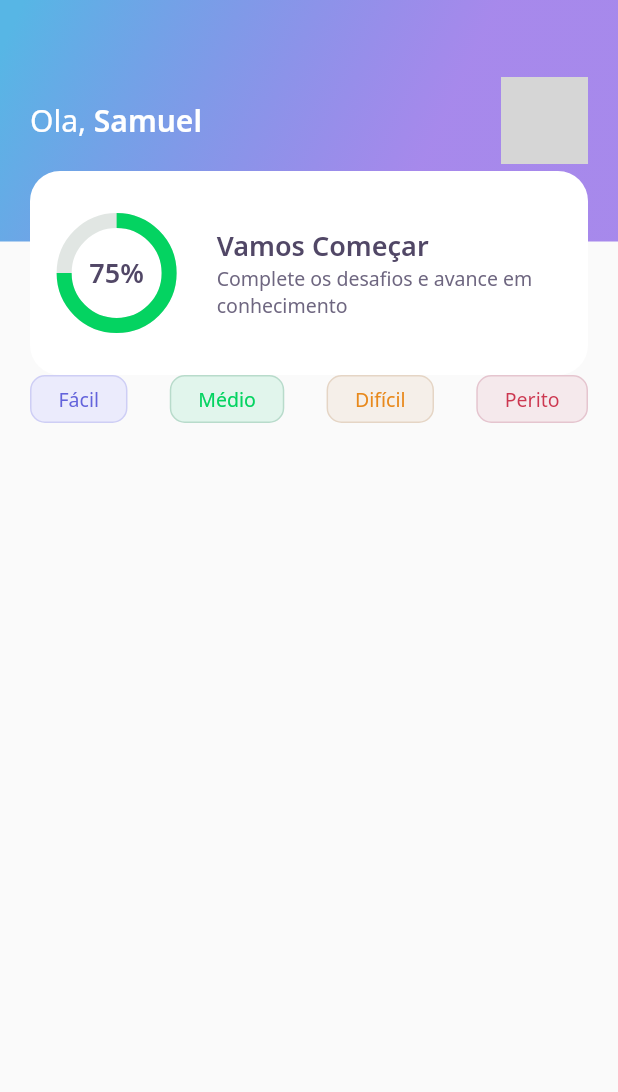
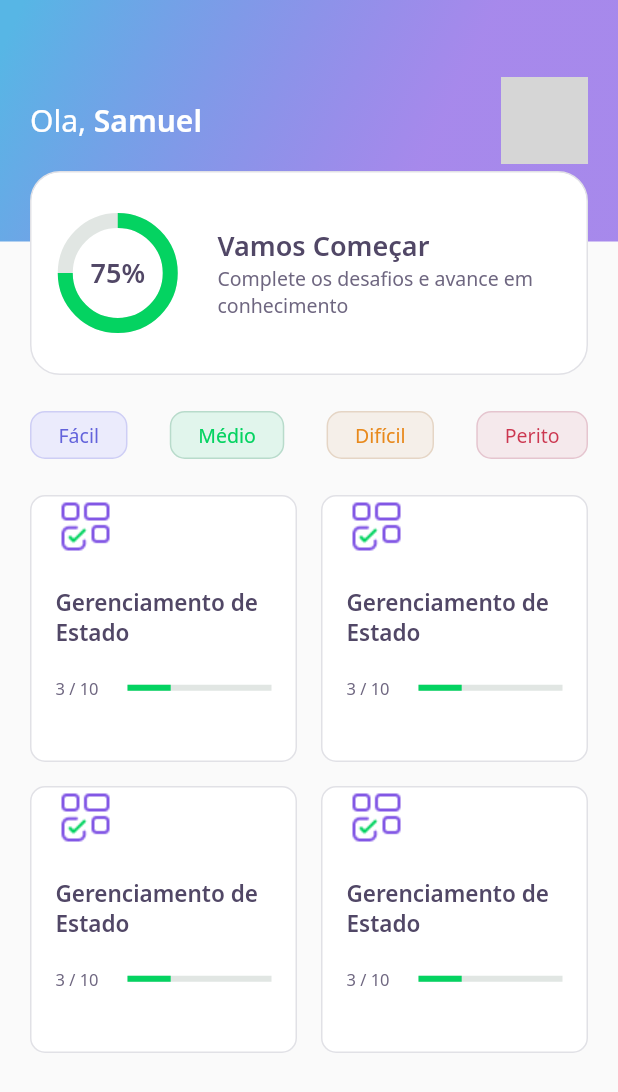
Before and after one commit to dtmiranda/devquiz, a Flutter app: the screen it shows after launch, on a phone screen of 412 x 824 dp. Shown: the top 1092 px of the screen. Run offline on Flutter 3.47's test engine with Material 2 defaults, Android fonts, the phone set to English and light mode, and no system bars; our stand-ins replace google_fonts; network calls fail; grey boxes are pictures that could not be loaded.

Commit message:
CREATE: quiz card widget

```diff
--- a/lib/home/home_page.dart
+++ b/lib/home/home_page.dart
@@ -1,5 +1,6 @@
 import 'package:devquiz/home/widgets/appbar/app_bar_widget.dart';
 import 'package:devquiz/home/widgets/level_button_widget/level_button_widget.dart';
+import 'package:devquiz/home/widgets/quiz_card/quiz_card_widget.dart';
 import 'package:flutter/material.dart';
 
 class HomePage extends StatefulWidget {
@@ -16,7 +17,12 @@ class _HomePageState extends State<HomePage> {
       appBar: AppBarWidget(),
       body: Padding(
         padding: const EdgeInsets.symmetric(horizontal: 20),
-        child: Row(
+        child: Column(
+          children: [
+            SizedBox(
+              height: 24,
+            ),
+            Row(
               mainAxisAlignment: MainAxisAlignment.spaceBetween,
               children: [
                 LevelButtonWidget(
@@ -33,6 +39,24 @@ class _HomePageState extends State<HomePage> {
                 ),
               ],
             ),
+            SizedBox(
+              height: 24,
+            ),
+            Expanded(
+              child: GridView.count(
+                crossAxisSpacing: 16,
+                mainAxisSpacing: 16,
+                crossAxisCount: 2,
+                children: [
+                  QuizCardWidget(),
+                  QuizCardWidget(),
+                  QuizCardWidget(),
+                  QuizCardWidget()
+                ],
+              ),
+            )
+          ],
+        ),
       ),
     );
   }
--- a/lib/home/widgets/appbar/app_bar_widget.dart
+++ b/lib/home/widgets/appbar/app_bar_widget.dart
@@ -39,9 +39,7 @@ class AppBarWidget extends PreferredSize {
                           height: 58,
                           decoration: BoxDecoration(
                               borderRadius: BorderRadius.circular(10),
-                              image: DecorationImage(
-                                  image: NetworkImage(
-                                      "https://avatars.githubusercontent.com/u/32512584?v=4"))),
+                              image: DecorationImage(image: NetworkImage(""))),
                         ),
                       ],
                     ),
--- /dev/null
+++ b/lib/home/widgets/quiz_card/quiz_card_widget.dart
@@ -0,0 +1,57 @@
+import 'package:devquiz/core/core.dart';
+import 'package:flutter/material.dart';
+
+class QuizCardWidget extends StatelessWidget {
+  const QuizCardWidget({Key? key}) : super(key: key);
+
+  @override
+  Widget build(BuildContext context) {
+    return Container(
+      padding: EdgeInsets.symmetric(horizontal: 16),
+      decoration: BoxDecoration(
+          border: Border.fromBorderSide(BorderSide(color: AppColors.border)),
+          color: AppColors.white,
+          borderRadius: BorderRadius.circular(10)),
+      child: Column(
+        crossAxisAlignment: CrossAxisAlignment.start,
+        children: [
+          Container(
+            height: 40,
+            width: 40,
+            child: Image.asset(AppImages.blocks),
+          ),
+          SizedBox(
+            height: 20,
+          ),
+          Text(
+            "Gerenciamento de Estado",
+            style: AppTextStyles.heading15,
+          ),
+          SizedBox(
+            height: 20,
+          ),
+          Row(
+            children: [
+              Expanded(
+                flex: 1,
+                child: Text(
+                  "3 / 10",
+                  style: AppTextStyles.body11,
+                ),
+              ),
+              Expanded(
+                flex: 2,
+                child: LinearProgressIndicator(
+                  value: 0.3,
+                  backgroundColor: AppColors.chartSecondary,
+                  valueColor:
+                      AlwaysStoppedAnimation<Color>(AppColors.chartPrimary),
+                ),
+              )
+            ],
+          )
+        ],
+      ),
+    );
+  }
+}
--- a/lib/home/widgets/score_card/score_card_widget.dart
+++ b/lib/home/widgets/score_card/score_card_widget.dart
@@ -12,7 +12,9 @@ class ScoreCardWidget extends StatelessWidget {
       child: Container(
         height: 136,
         decoration: BoxDecoration(
-            color: AppColors.white, borderRadius: BorderRadius.circular(20)),
+            border: Border.fromBorderSide(BorderSide(color: AppColors.border)),
+            color: AppColors.white,
+            borderRadius: BorderRadius.circular(20)),
         child: Padding(
           padding: const EdgeInsets.symmetric(horizontal: 15),
           child: Row(
```
Lines whose indentation alone changed are shown as unchanged.
